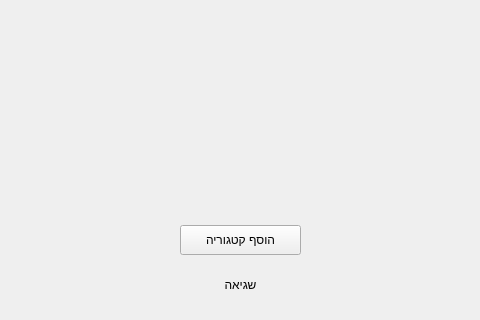
This is UI/AddCategoryScreen.ui in shlomi1074/CommunicationBoard_Prototype as Qt 5 draws it before an edit; both pictures show x 210 to 690 and y 445 to 765 of the 900 by 765 pixel window. The edited form follows.
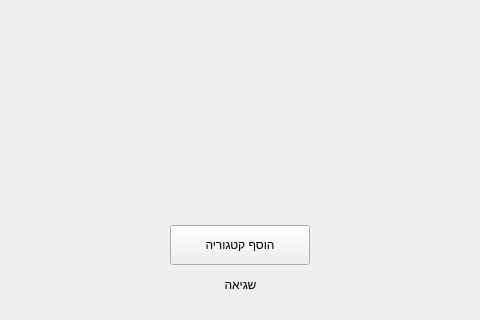
This is the edited form. Icons and pictures are not drawn.

What changed in the file:
```diff
--- a/UI/AddCategoryScreen.ui
+++ b/UI/AddCategoryScreen.ui
@@ -57,15 +57,25 @@
    <widget class="QPushButton" name="AddCategoryButton">
     <property name="geometry">
      <rect>
-      <x>390</x>
+      <x>380</x>
       <y>670</y>
-      <width>121</width>
-      <height>30</height>
+      <width>140</width>
+      <height>40</height>
      </rect>
     </property>
     <property name="text">
      <string>הוסף קטגוריה</string>
     </property>
+    <property name="icon">
+     <iconset>
+      <normaloff>../Resources/UI Icons/plus-circle.svg</normaloff>../Resources/UI Icons/plus-circle.svg</iconset>
+    </property>
+    <property name="iconSize">
+     <size>
+      <width>20</width>
+      <height>20</height>
+     </size>
+    </property>
    </widget>
    <widget class="QLabel" name="ErrorMsgLabel">
     <property name="geometry">
```
